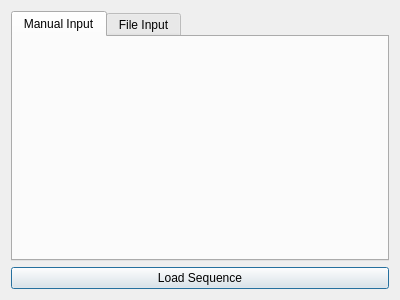
Above: ui/dialogs/sequence_editor/sequence_editor.ui from NATuG3/NATuG3 before the change. Below: the same form after it.
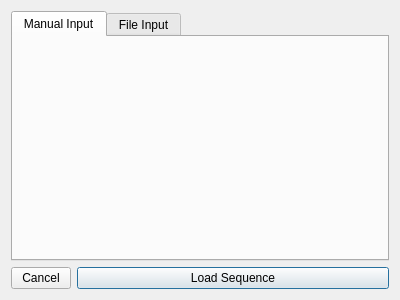
That is the form after the change.

Patch:
```diff
--- a/ui/dialogs/sequence_editor/sequence_editor.ui
+++ b/ui/dialogs/sequence_editor/sequence_editor.ui
@@ -32,11 +32,34 @@
                 </widget>
             </item>
             <item>
+    <layout class="QHBoxLayout" name="horizontalLayout">
+     <item>
+      <widget class="QPushButton" name="cancel">
+       <property name="maximumSize">
+        <size>
+         <width>60</width>
+         <height>16777215</height>
+        </size>
+       </property>
+       <property name="text">
+        <string>Cancel</string>
+       </property>
+      </widget>
+     </item>
+     <item>
                 <widget class="QPushButton" name="load_sequence">
                     <property name="text">
                         <string>Load Sequence</string>
                     </property>
-                </widget>
+       <property name="autoDefault">
+        <bool>false</bool>
+       </property>
+       <property name="default">
+        <bool>true</bool>
+       </property>
+      </widget>
+     </item>
+    </layout>
             </item>
         </layout>
     </widget>
```
Left out of the diff: 12 changed lines with no effect on the pictures. Lines whose indentation alone changed are shown as unchanged.
